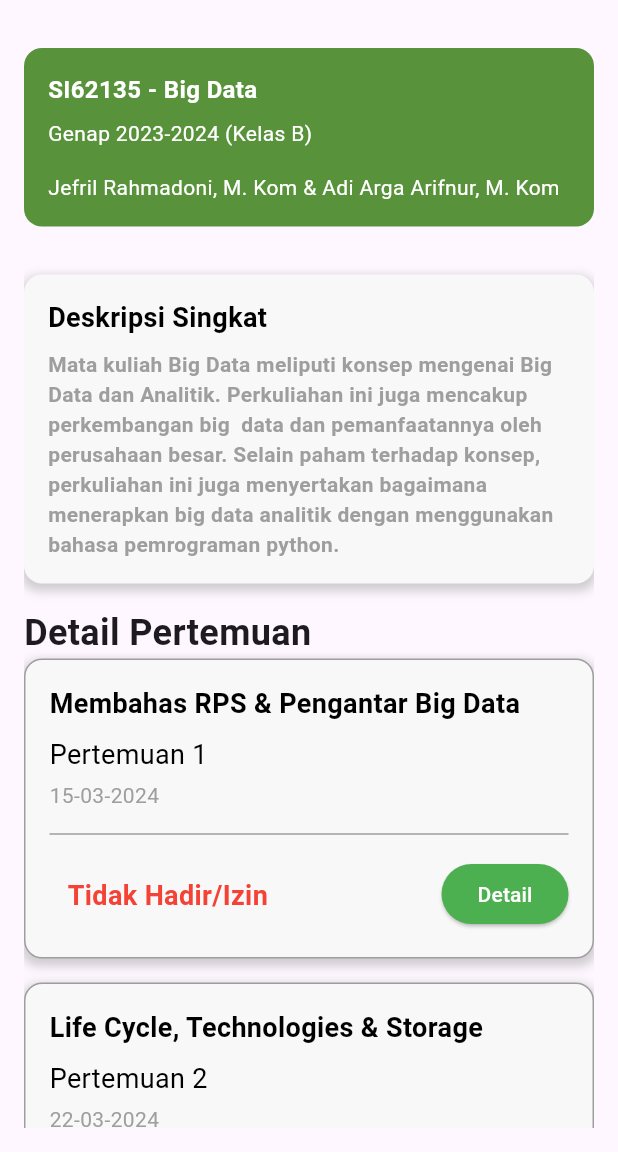
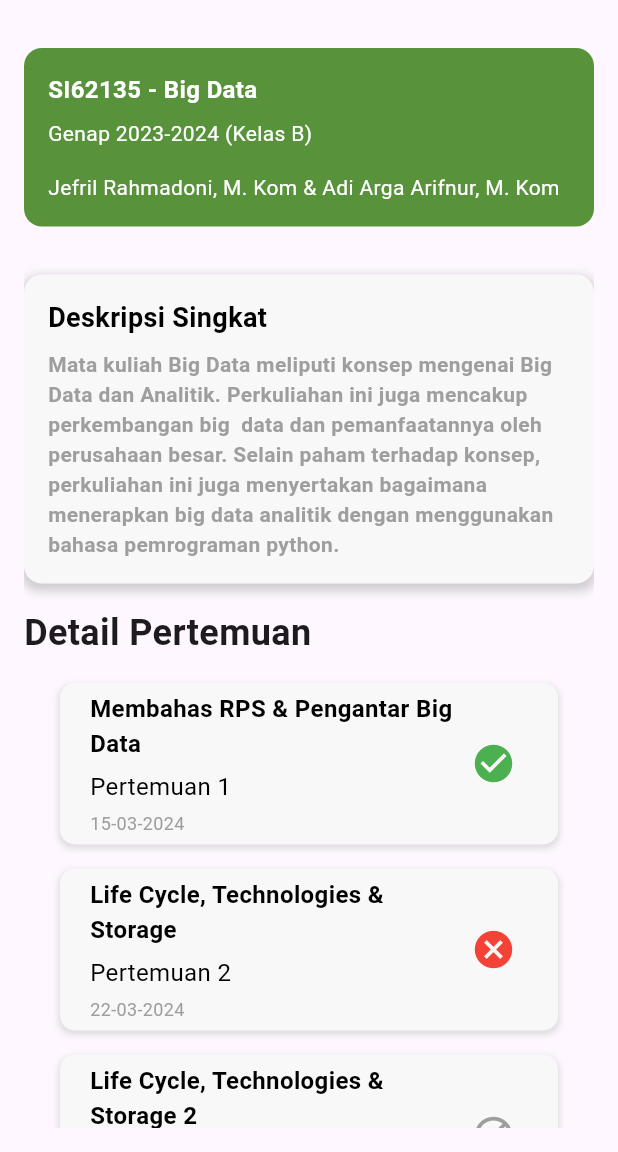
Before and after one commit to ariqhakim27/uts_absensi_perkuliahan_ariqabdurrahmanhakim_2111522006, a Flutter app: the DetailKelasPage screen opened directly, on a phone screen of 412 x 824 dp, the part 84-1236 px from its top. Run offline on Flutter 3.47's test engine with Material 3 defaults, Android fonts, the light colour scheme and no system bars.

Commit message:
Perubahan UTS Pada Halaman detailkelas.dart

```diff
--- a/absensi_perkuliahan/lib/pages/detailkelas.dart
+++ b/absensi_perkuliahan/lib/pages/detailkelas.dart
@@ -56,6 +56,7 @@ class DetailKelasPage extends StatelessWidget {
                 color: const Color(0xff58923B),
                 borderRadius: BorderRadius.circular(12),
               ),
+              child: Padding(
                 padding: const EdgeInsets.all(16),
                 child: Column(
                   crossAxisAlignment: CrossAxisAlignment.start,
@@ -85,6 +86,7 @@ class DetailKelasPage extends StatelessWidget {
                       ),
                     ),
                   ],
+                ),
               ),
             ),
             SizedBox(
@@ -140,40 +142,53 @@ class DetailKelasPage extends StatelessWidget {
                 fontWeight: FontWeight.bold,
               ),
             ),
-            Container(
+
+                        SizedBox(height: 16),
+Center(
+child: Container(
+width: MediaQuery.of(context).size.width - 80,
 decoration: BoxDecoration(
 color: const Color(0xFFF7F8F7),
-                borderRadius: BorderRadius.circular(12),
+borderRadius: BorderRadius.circular(10),
 boxShadow: [
 BoxShadow(
-                    color: Colors.grey.withOpacity(0.5),
-                    spreadRadius: 2,
-                    blurRadius: 5,
-                    offset: Offset(0, 3), // Mengatur posisi bayangan
+color: Colors.grey.withOpacity(0.3),
+spreadRadius: 1,
+blurRadius: 3,
+offset: Offset(0, 2),
 ),
 ],
-                border: Border.all(
-                  color: Colors.grey,
-                  width: 1.0,
 ),
-              ),
-              padding: const EdgeInsets.all(16),
+padding: const EdgeInsets.fromLTRB(20, 6, 20, 6),
+child: Stack(
+children: [
+InkWell(
+onTap: () {
+Navigator.push(
+context,
+MaterialPageRoute(builder: (context) => DetailPertemuanPage()),
+);
+},
+child: Row(
+crossAxisAlignment: CrossAxisAlignment.center,
+children: [
+Expanded(
 child: Column(
 crossAxisAlignment: CrossAxisAlignment.start,
 children: [
 Text(
 'Membahas RPS & Pengantar Big Data',
 style: TextStyle(
-                      fontSize: 18,
+fontSize: 16,
 fontWeight: FontWeight.bold,
 color: Colors.black,
 ),
 ),
-                  const SizedBox(height: 8),
+const SizedBox(height: 6),
 Text(
 'Pertemuan 1',
 style: TextStyle(
-                      fontSize: 18,
+fontSize: 16,
 color: Colors.black,
 ),
 ),
@@ -181,96 +196,75 @@ class DetailKelasPage extends StatelessWidget {
 Text(
 '15-03-2024',
 style: TextStyle(
-                      fontSize: 14,
+fontSize: 12,
 color: Colors.grey,
 ),
 ),
-                  const SizedBox(height: 8),
-                  Divider(
-                    color: Colors.grey,
+],
 ),
-                  const SizedBox(height: 8),
-                  Stack(
-                    children: [
-                      Container(
-                        alignment: Alignment.bottomLeft,
-                        child: Padding(
-                          padding: EdgeInsets.all(12),
-                          child: Text(
-                            'Tidak Hadir/Izin',
-                            style: TextStyle(
-                              fontSize: 18,
-                              fontWeight: FontWeight.bold,
-                              color: Colors.red,
+),
+Padding(
+padding: const EdgeInsets.all(8.0),
+child: Icon(
+Icons.check_circle,
+color: Colors.green,
+size: 30,
+),
+),
+],
+),
+),
+],
 ),
 ),
 ),
+            SizedBox(height: 16),
+
+Center(
+child: Container(
+width: MediaQuery.of(context).size.width - 80,
+decoration: BoxDecoration(
+color: const Color(0xFFF7F8F7),
+borderRadius: BorderRadius.circular(10),
+boxShadow: [
+BoxShadow(
+color: Colors.grey.withOpacity(0.3),
+spreadRadius: 1,
+blurRadius: 3,
+offset: Offset(0, 2),
 ),
-                      Align(
-                        alignment: Alignment.bottomRight,
-                        child: ElevatedButton(
-                          onPressed: () {
+],
+),
+padding: const EdgeInsets.fromLTRB(20, 6, 20, 6),
+child: Stack(
+children: [
+InkWell(
+onTap: () {
 Navigator.push(
 context,
-                              MaterialPageRoute(
-                                  builder: (context) => DetailPertemuanPage()),
+MaterialPageRoute(builder: (context) => DetailPertemuanPage()),
 );
 },
-                          style: ElevatedButton.styleFrom(
-                            shape: RoundedRectangleBorder(
-                              borderRadius: BorderRadius.circular(20),
-                            ),
-                            backgroundColor: Colors.green,
-                          ),
-                          child: Text(
-                            'Detail',
-                            style: TextStyle(
-                              fontSize: 14,
-                              color: Colors.white,
-                            ),
-                          ),
-                        ),
-                      ),
-                    ],
-                  )
-                ],
-              ),
-            ),
-            SizedBox(height: 16),
-            Container(
-              decoration: BoxDecoration(
-                color: const Color(0xFFF7F8F7),
-                borderRadius: BorderRadius.circular(12),
-                boxShadow: [
-                  BoxShadow(
-                    color: Colors.grey.withOpacity(0.5),
-                    spreadRadius: 2,
-                    blurRadius: 5,
-                    offset: Offset(0, 3), // Mengatur posisi bayangan
-                  ),
-                ],
-                border: Border.all(
-                  color: Colors.grey,
-                  width: 1.0,
-                ),
-              ),
-              padding: const EdgeInsets.all(16),
+child: Row(
+crossAxisAlignment: CrossAxisAlignment.center,
+children: [
+Expanded(
 child: Column(
 crossAxisAlignment: CrossAxisAlignment.start,
 children: [
 Text(
 'Life Cycle, Technologies & Storage',
 style: TextStyle(
-                      fontSize: 18,
+fontSize: 16,
 fontWeight: FontWeight.bold,
 color: Colors.black,
 ),
 ),
-                  const SizedBox(height: 8),
+const SizedBox(height: 6),
 Text(
 'Pertemuan 2',
 style: TextStyle(
-                      fontSize: 18,
+fontSize: 16,
 color: Colors.black,
 ),
 ),
@@ -278,96 +272,75 @@ class DetailKelasPage extends StatelessWidget {
 Text(
 '22-03-2024',
 style: TextStyle(
-                      fontSize: 14,
+fontSize: 12,
 color: Colors.grey,
 ),
 ),
-                  const SizedBox(height: 8),
-                  Divider(
-                    color: Colors.grey,
+],
 ),
-                  const SizedBox(height: 8),
-                  Stack(
-                    children: [
-                      Container(
-                        alignment: Alignment.bottomLeft,
-                        child: Padding(
-                          padding: EdgeInsets.all(12),
-                          child: Text(
-                            'Hadir',
-                            style: TextStyle(
-                              fontSize: 18,
-                              fontWeight: FontWeight.bold,
-                              color: Colors.green,
+),
+Padding(
+padding: const EdgeInsets.all(8.0),
+child: Icon(
+Icons.cancel,
+color: Colors.red,
+size: 30,
+),
+),
+],
+),
+),
+],
 ),
 ),
 ),
+
+SizedBox(height: 16),
+Center(
+child: Container(
+width: MediaQuery.of(context).size.width - 80,
+decoration: BoxDecoration(
+color: const Color(0xFFF7F8F7),
+borderRadius: BorderRadius.circular(10),
+boxShadow: [
+BoxShadow(
+color: Colors.grey.withOpacity(0.3),
+spreadRadius: 1,
+blurRadius: 3,
+offset: Offset(0, 2),
 ),
-                      Align(
-                        alignment: Alignment.bottomRight,
-                        child: ElevatedButton(
-                          onPressed: () {
+],
+),
+padding: const EdgeInsets.fromLTRB(20, 6, 20, 6),
+child: Stack(
+children: [
+InkWell(
+onTap: () {
 Navigator.push(
 context,
-                              MaterialPageRoute(
-                                  builder: (context) => DetailPertemuanPage()),
+MaterialPageRoute(builder: (context) => DetailPertemuanPage()),
 );
 },
-                          style: ElevatedButton.styleFrom(
-                            shape: RoundedRectangleBorder(
-                              borderRadius: BorderRadius.circular(20),
-                            ),
-                            backgroundColor: Colors.green,
-                          ),
-                          child: Text(
-                            'Detail',
-                            style: TextStyle(
-                              fontSize: 14,
-                              color: Colors.white,
-                            ),
-                          ),
-                        ),
-                      ),
-                    ],
-                  )
-                ],
-              ),
-            ),
-            SizedBox(height: 16),
-            Container(
-              decoration: BoxDecoration(
-                color: const Color(0xFFF7F8F7),
-                borderRadius: BorderRadius.circular(12),
-                boxShadow: [
-                  BoxShadow(
-                    color: Colors.grey.withOpacity(0.5),
-                    spreadRadius: 2,
-                    blurRadius: 5,
-                    offset: Offset(0, 3), // Mengatur posisi bayangan
-                  ),
-                ],
-                border: Border.all(
-                  color: Colors.grey,
-                  width: 1.0,
-                ),
-              ),
-              padding: const EdgeInsets.all(16),
+child: Row(
+crossAxisAlignment: CrossAxisAlignment.center,
+children: [
+Expanded(
 child: Column(
 crossAxisAlignment: CrossAxisAlignment.start,
 children: [
 Text(
 'Life Cycle, Technologies & Storage 2',
 style: TextStyle(
-                      fontSize: 18,
+fontSize: 16,
 fontWeight: FontWeight.bold,
 color: Colors.black,
 ),
 ),
-                  const SizedBox(height: 8),
+const SizedBox(height: 6),
 Text(
 'Pertemuan 3',
 style: TextStyle(
-                      fontSize: 18,
+fontSize: 16,
 color: Colors.black,
 ),
 ),
@@ -375,64 +348,185 @@ class DetailKelasPage extends StatelessWidget {
 Text(
 '29-03-2024',
 style: TextStyle(
-                      fontSize: 14,
+fontSize: 12,
 color: Colors.grey,
 ),
 ),
-                  const SizedBox(height: 8),
-                  Divider(
-                    color: Colors.grey,
-                  ),
-                  const SizedBox(height: 8),
-                  Stack(
-                    children: [
-                      Container(
-                        alignment: Alignment.bottomLeft,
-                        child: Padding(
-                          padding: EdgeInsets.all(12),
-                          child: Text(
-                            'Belum Absen',
-                            style: TextStyle(
-                              fontSize: 18,
-                              fontWeight: FontWeight.bold,
-                              color: Colors.grey,
+],
 ),
 ),
+Padding(
+padding: const EdgeInsets.all(8.0),
+child: Icon(
+Icons.block,
+color: Colors.grey,
+size: 30,
 ),
 ),
-                      Align(
-                        alignment: Alignment.bottomRight,
-                        child: ElevatedButton(
-                          onPressed: () {
-                            Navigator.push(
-                              context,
-                              MaterialPageRoute(
-                                  builder: (context) => DetailPertemuanPage()),
-                            );
-                          },
-                          style: ElevatedButton.styleFrom(
-                            shape: RoundedRectangleBorder(
-                              borderRadius: BorderRadius.circular(20),
-                            ),
-                            backgroundColor: Colors.green,
-                          ),
-                          child: Text(
-                            'Detail',
-                            style: TextStyle(
-                              fontSize: 14,
-                              color: Colors.white,
-                            ),
-                          ),
-                        ),
-                      ),
-                    ],
-                  )
 ],
 ),
 ),
 ],
 ),
 ),
+),
+SizedBox(height: 16),
+
+Center(
+child: Container(
+width: MediaQuery.of(context).size.width - 80,
+decoration: BoxDecoration(
+color: const Color(0xFFF7F8F7),
+borderRadius: BorderRadius.circular(10),
+boxShadow: [
+BoxShadow(
+color: Colors.grey.withOpacity(0.3),
+spreadRadius: 1,
+blurRadius: 3,
+offset: Offset(0, 2),
+),
+],
+),
+padding: const EdgeInsets.fromLTRB(20, 6, 20, 6),
+child: Stack(
+children: [
+InkWell(
+onTap: () {
+Navigator.push(
+context,
+MaterialPageRoute(builder: (context) => DetailPertemuanPage()),
+);
+},
+child: Row(
+crossAxisAlignment: CrossAxisAlignment.center,
+children: [
+Expanded(
+child: Column(
+crossAxisAlignment: CrossAxisAlignment.start,
+children: [
+Text(
+'Life Cycle, Technologies & Storage 3',
+style: TextStyle(
+fontSize: 16,
+fontWeight: FontWeight.bold,
+color: Colors.black,
+),
+),
+const SizedBox(height: 6),
+Text(
+'Pertemuan 4',
+style: TextStyle(
+fontSize: 16,
+color: Colors.black,
+),
+),
+const SizedBox(height: 4),
+Text(
+'06-04-2024',
+style: TextStyle(
+fontSize: 12,
+color: Colors.grey,
+),
+),
+],
+),
+),
+Padding(
+padding: const EdgeInsets.all(8.0),
+child: Icon(
+Icons.block,
+color: Colors.grey,
+size: 30,
+),
+),
+],
+),
+),
+],
+),
+),
+),
+SizedBox(height: 16),
+
+Center(
+child: Container(
+width: MediaQuery.of(context).size.width - 80,
+decoration: BoxDecoration(
+color: const Color(0xFFF7F8F7),
+borderRadius: BorderRadius.circular(10),
+boxShadow: [
+BoxShadow(
+color: Colors.grey.withOpacity(0.3),
+spreadRadius: 1,
+blurRadius: 3,
+offset: Offset(0, 2),
+),
+],
+),
+padding: const EdgeInsets.fromLTRB(20, 6, 20, 6),
+child: Stack(
+children: [
+InkWell(
+onTap: () {
+Navigator.push(
+context,
+MaterialPageRoute(builder: (context) => DetailPertemuanPage()),
+);
+},
+child: Row(
+crossAxisAlignment: CrossAxisAlignment.center,
+children: [
+Expanded(
+child: Column(
+crossAxisAlignment: CrossAxisAlignment.start,
+children: [
+Text(
+'Life Cycle, Technologies & Storage 4',
+style: TextStyle(
+fontSize: 16,
+fontWeight: FontWeight.bold,
+color: Colors.black,
+),
+),
+const SizedBox(height: 6),
+Text(
+'Pertemuan 5',
+style: TextStyle(
+fontSize: 16,
+color: Colors.black,
+),
+),
+const SizedBox(height: 4),
+Text(
+'12-04-2024',
+style: TextStyle(
+fontSize: 12,
+color: Colors.grey,
+),
+),
+],
+),
+),
+Padding(
+padding: const EdgeInsets.all(8.0),
+child: Icon(
+Icons.block,
+color: Colors.grey,
+size: 30,
+),
+),
+],
+),
+),
+],
+),
+),
+),
+
+
+          ],
+        ),
+      ),
     );
   }
 }
--- /dev/null
+++ b/tes_login/tes_login_uts/analysis_options.yaml
@@ -0,0 +1 @@
+include: package:flutter_lints/flutter.yaml
--- /dev/null
+++ b/tes_login/tes_login_uts/lib/main.dart
@@ -0,0 +1,16 @@
+import 'package:flutter/material.dart';
+import 'login_page.dart';
+
+void main() {
+  runApp(MyApp());
+}
+
+class MyApp extends StatelessWidget {
+  @override
+  Widget build(BuildContext context) {
+    return MaterialApp(
+      title: 'My App',
+      home: LoginPage(),
+    );
+  }
+}
```
Also changed, not shown: tes_login/tes_login_uts/lib/login_page.dart (added, +102 -0 lines), tes_login/tes_login_uts/lib/response/login_response.dart (added, +39 -0 lines), tes_login/tes_login_uts/pubspec.yaml (added, +20 -0 lines), tes_login/tes_login_uts/pubspec.lock (added), 123 other files. Lines whose indentation alone changed are shown as unchanged.
